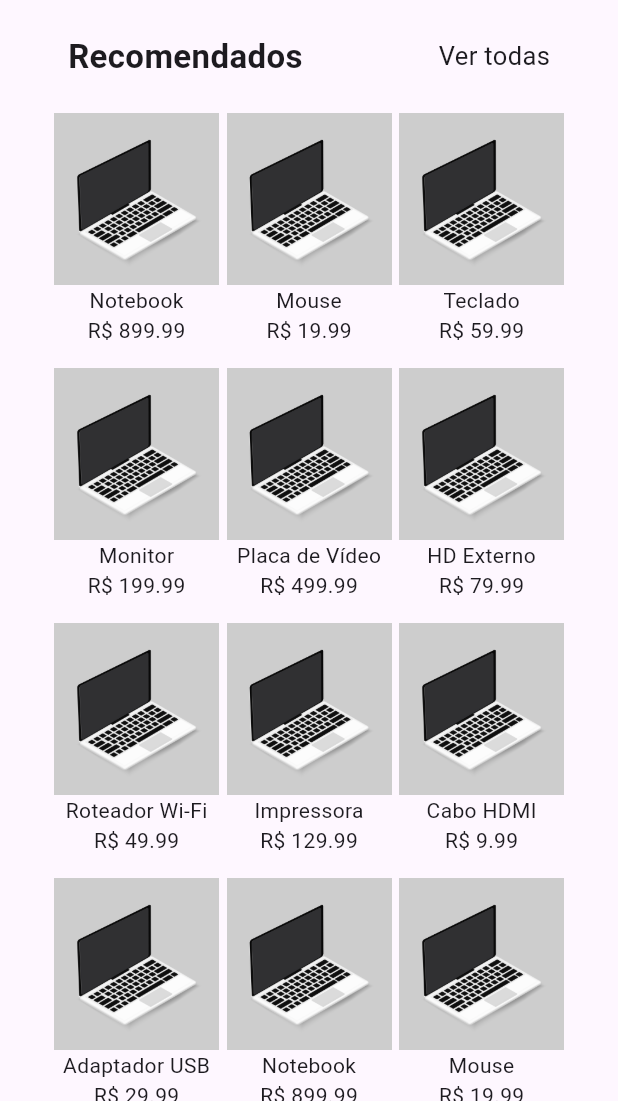
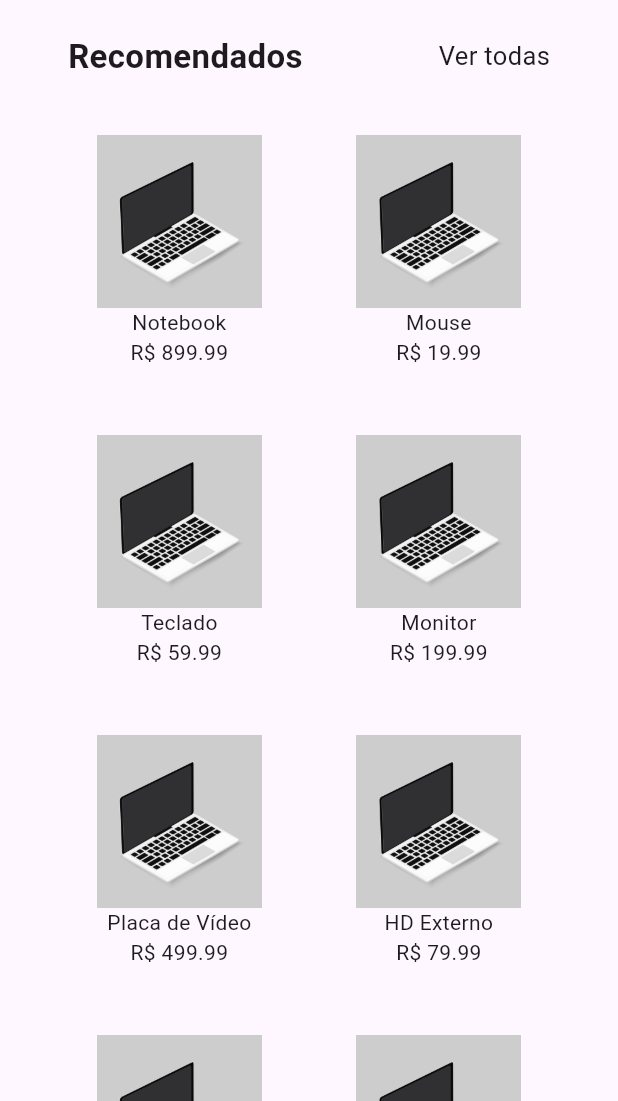
Before and after one commit to CarlosSeixas2/Trabalho_Ecommerce_Marcel, a Flutter app: the screen it shows after launch, on a phone screen of 412 x 824 dp, the part 135-1236 px from its top. Run offline on Flutter 3.47's test engine with Material 3 defaults, Android fonts, the phone set to English and light mode, and no system bars.

Commit message:
commit para pull#02

```diff
--- a/lib/main.dart
+++ b/lib/main.dart
@@ -184,9 +184,9 @@ class _MyAppState extends State<MyApp> {
             children: [
               const DrawerHeader(
                 decoration: BoxDecoration(
-                  color: Colors.blue,
+                  color: Color(0xff09090B),
                 ),
-                child: Text('Opções'),
+                child: Text('Opções', style: TextStyle(color: Colors.white),),
               ),
               ListTile(
                 title: const Text('Equipe'),
@@ -225,9 +225,12 @@ class _MyAppState extends State<MyApp> {
                   alignment: WrapAlignment.start,
                   children: [
                     for (var produto in produtos)
-                      ProductCard(
-                        nome: produto['nome'],
-                        preco: produto['preco'],
+                      Padding(
+                        padding: const EdgeInsets.symmetric(vertical: 15, horizontal: 29.0),
+                        child: ProductCard(
+                          nome: produto['nome'],
+                          preco: produto['preco'],
+                        ),
                       ),
                   ],
                 ),
```
